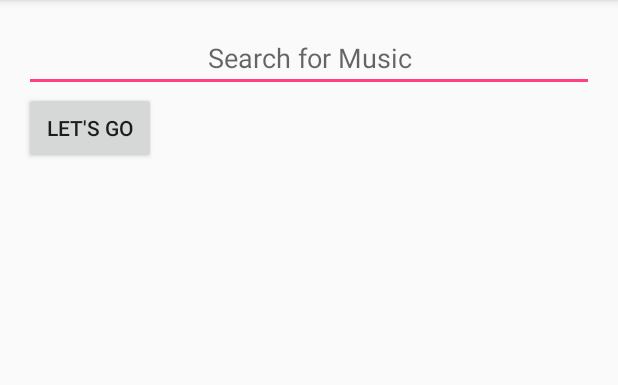
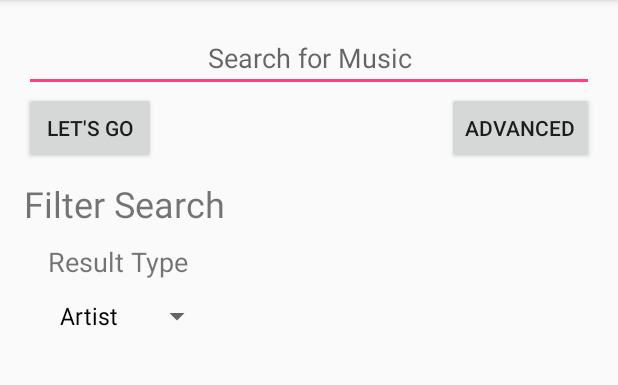
Before and after one commit to jorgeavaldez/cse3345-final, an Android app: the screen it shows after launch (MainActivity), after a tap on an icon or button, on a phone screen of 412 x 824 dp, the part 84-469 px from its top. Run offline under Robolectric (Android 15) with nearby library versions, the phone set to English and light mode, and no system bars; libraries missing offline, so code that uses them is left out: hugo.weaving; pictures from the network do not load; 2 other taps on this screen came first.

Commit message:
beginning of advanced settings

```diff
--- a/app/src/main/java/me/jorgev/itunes/MainActivity.java
+++ b/app/src/main/java/me/jorgev/itunes/MainActivity.java
@@ -5,7 +5,11 @@ import android.support.v7.app.AppCompatActivity;
 import android.os.Bundle;
 import android.util.Log;
 import android.view.View;
+import android.widget.ArrayAdapter;
 import android.widget.ImageView;
+import android.widget.LinearLayout;
+import android.widget.RelativeLayout;
+import android.widget.Spinner;
 
 import com.bumptech.glide.Glide;
 
@@ -13,11 +17,17 @@ import hugo.weaving.DebugLog;
 
 public class MainActivity extends AppCompatActivity {
 
+    public boolean advancedViewShowing;
+    public LinearLayout advancedViewRoot;
+    View advancedSettingsView;
+
     @Override
     protected void onCreate(Bundle savedInstanceState) {
         super.onCreate(savedInstanceState);
-
         setContentView(R.layout.activity_main);
+        advancedViewShowing = false;
+        advancedViewRoot = (LinearLayout) findViewById(R.id.main_layout);
+        advancedSettingsView = getLayoutInflater().inflate(R.layout.advanced_search, null);
     }
 
 //    @DebugLog
@@ -35,4 +45,36 @@ public class MainActivity extends AppCompatActivity {
     public void onSearchButton(View target) {
 
     }
+
+    // This function is the callback for when the advanced search options button is called.
+    // It should inflate the 'advanced_search' layout under the buttons and all that jazz.
+    @DebugLog
+    public void onAdvancedButton(View target) {
+        if (!this.advancedViewShowing) {
+            advancedViewRoot.addView(advancedSettingsView);
+            initSpinner();
+
+            this.advancedViewShowing = true;
+        }
+
+        else {
+            advancedViewRoot.removeView(advancedSettingsView);
+            this.advancedViewShowing = false;
+        }
+    }
+
+    @DebugLog
+    public void initSpinner() {
+        String[] spinnerItems = new String[] {"Artist", "Track", "Album", "Video", "Mix", "Song"};
+
+        Spinner s = (Spinner) findViewById(R.id.result_type);
+        ArrayAdapter<String> adapter = new ArrayAdapter<>(this, R.layout.support_simple_spinner_dropdown_item, spinnerItems);
+        s.setAdapter(adapter);
+
+        String imageURL = "http://i.giphy.com/yShdlgJ3ZVdVm.gif";
+
+        ImageView imageView = (ImageView) findViewById(R.id.cheeseburger_img);
+
+        Glide.with(this).load(imageURL).into(imageView);
+    }
 }
--- a/app/src/main/res/layout/activity_main.xml
+++ b/app/src/main/res/layout/activity_main.xml
@@ -1,33 +1,52 @@
 <?xml version="1.0" encoding="utf-8"?>
-<RelativeLayout xmlns:android="http://schemas.android.com/apk/res/android"
+<LinearLayout xmlns:android="http://schemas.android.com/apk/res/android"
     xmlns:tools="http://schemas.android.com/tools"
-    android:layout_width="match_parent"
+    android:layout_width="fill_parent"
     android:layout_height="match_parent"
     android:id="@+id/main_layout"
     android:paddingBottom="@dimen/activity_vertical_margin"
     android:paddingLeft="@dimen/activity_horizontal_margin"
     android:paddingRight="@dimen/activity_horizontal_margin"
     android:paddingTop="@dimen/activity_vertical_margin"
+    android:orientation="vertical"
     tools:context="me.jorgev.itunes.MainActivity"
     android:weightSum="1">
 
     <EditText
-        android:layout_width="wrap_content"
+        android:layout_width="fill_parent"
         android:layout_height="wrap_content"
         android:id="@+id/query_box"
-        android:hint="Search for Music"
-        android:gravity="center_horizontal"
-        android:layout_alignParentTop="true"
-        android:layout_alignParentStart="true"
-        android:layout_alignParentEnd="true" />
+        android:hint="@string/query_box_hint"
+        android:gravity="center_horizontal" />
+
+    <RelativeLayout
+        android:layout_width="match_parent"
+        android:layout_height="wrap_content"
+        android:layout_gravity="center_horizontal"
+        android:id="@+id/query_buttons_layout">
 
         <Button
             android:layout_width="wrap_content"
             android:layout_height="wrap_content"
-        android:text="LET&apos;S GO"
+            android:text="@string/search_btn_text"
             android:id="@+id/search_button"
             android:onClick="onSearchButton"
-        android:layout_below="@+id/query_box"
-        android:layout_alignParentStart="true" />
+            android:layout_alignParentLeft="true" />
+
+        <Button
+            android:layout_width="wrap_content"
+            android:layout_height="wrap_content"
+            android:text="@string/advanced_search_btn"
+            android:layout_alignParentRight="true"
+            android:id="@+id/advanced_button"
+            android:onClick="onAdvancedButton" />
+    </RelativeLayout>
+
+    <RelativeLayout
+        android:layout_width="wrap_content"
+        android:layout_height="wrap_content"
+        android:id="@+id/advanced_form_anchor">
 
     </RelativeLayout>
+
+</LinearLayout>
--- a/app/src/main/res/layout/advanced_search.xml
+++ b/app/src/main/res/layout/advanced_search.xml
@@ -1,12 +1,57 @@
 <?xml version="1.0" encoding="utf-8"?>
 <ScrollView xmlns:android="http://schemas.android.com/apk/res/android"
-    android:layout_width="match_parent" android:layout_height="match_parent">
+    android:layout_width="match_parent" android:layout_height="wrap_content"
+    android:paddingTop="10dp">
 
     <RelativeLayout
-        android:layout_width="match_parent"
-        android:layout_height="match_parent">
+        android:layout_width="wrap_content"
+        android:layout_height="wrap_content"
+        android:id="@+id/form_rel_layout" >
 
+        <ImageView
+            android:layout_width="wrap_content"
+            android:layout_height="wrap_content"
+            android:layout_gravity="center_horizontal"
+            android:id="@+id/cheeseburger_img"
+            android:contentDescription="Advanced Search" />
 
+        <TextView
+            android:layout_width="wrap_content"
+            android:layout_height="wrap_content"
+            android:text="@string/filter_search_label"
+            android:id="@+id/filter_search_label"
+            android:textSize="24sp"
+            android:layout_alignParentTop="true"
+            android:layout_alignParentStart="true"
+            android:layout_below="@+id/cheeseburger_img" />
+
+        <RelativeLayout
+            android:layout_width="wrap_content"
+            android:layout_height="wrap_content"
+            android:layout_below="@id/filter_search_label"
+            android:paddingLeft="16dp"
+            android:paddingRight="16dp"
+            android:paddingTop="10dp">
+
+            <TextView
+                android:layout_width="wrap_content"
+                android:layout_height="wrap_content"
+                android:id="@+id/result_type_label"
+                android:textSize="18sp"
+                android:text="Result Type"
+                android:layout_alignParentStart="true"
+                android:layout_centerHorizontal="true" />
+
+            <Spinner
+                android:layout_width="wrap_content"
+                android:layout_height="wrap_content"
+                android:id="@+id/result_type"
+                android:spinnerMode="dropdown"
+                android:layout_alignParentStart="true"
+                android:layout_below="@+id/result_type_label" />
+
+        </RelativeLayout>
 
     </RelativeLayout>
+
 </ScrollView>
--- a/app/src/main/res/values/strings.xml
+++ b/app/src/main/res/values/strings.xml
@@ -1,4 +1,8 @@
 <resources>
     <string name="app_name">iTunes</string>
     <string name="test_pic">smuLogo</string>
+    <string name="query_box_hint">Search for Music</string>
+    <string name="search_btn_text">LET\'S GO</string>
+    <string name="advanced_search_btn">Advanced</string>
+    <string name="filter_search_label">Filter Search</string>
 </resources>
```
Lines whose indentation alone changed are shown as unchanged.
